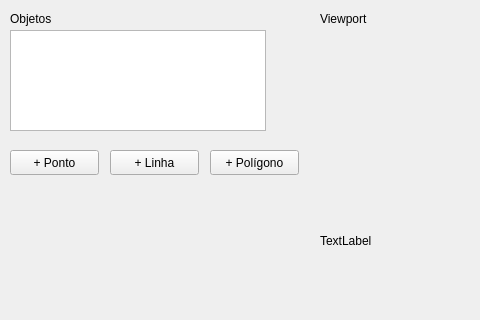
This is testeui.ui in juliogramos/INE5420 as Qt 5 draws it before an edit; both pictures show x 0 to 480 and y 0 to 320 of the 800 by 600 pixel window. The edited form follows.
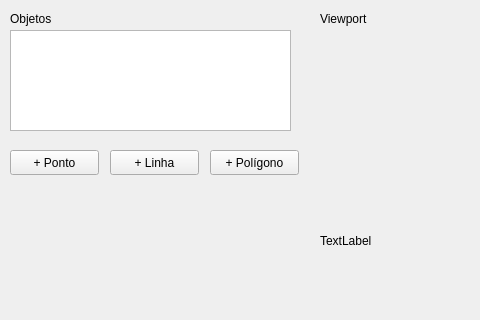
This is the edited form.

```diff
--- a/testeui.ui
+++ b/testeui.ui
@@ -27,16 +27,6 @@
      <string>Viewport</string>
     </property>
    </widget>
-   <widget class="QTextBrowser" name="textBrowser_2">
-    <property name="geometry">
-     <rect>
-      <x>10</x>
-      <y>30</y>
-      <width>256</width>
-      <height>101</height>
-     </rect>
-    </property>
-   </widget>
    <widget class="QLabel" name="label_2">
     <property name="geometry">
      <rect>
@@ -115,6 +105,16 @@
      </rect>
     </property>
    </widget>
+   <widget class="QListWidget" name="objectList">
+    <property name="geometry">
+     <rect>
+      <x>10</x>
+      <y>30</y>
+      <width>281</width>
+      <height>101</height>
+     </rect>
+    </property>
+   </widget>
   </widget>
   <widget class="QMenuBar" name="menubar">
    <property name="geometry">
```
Left out of the diff: 2 changed lines with no effect on the pictures.
